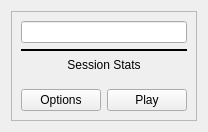
Old version of the form mainMenu/sessions/session.ui in the repository Szybet/sanki.
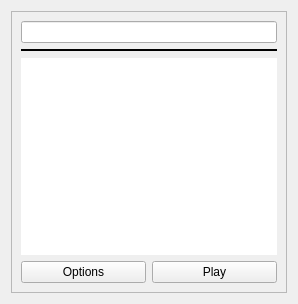
New version of the form.

```diff
--- a/mainMenu/sessions/session.ui
+++ b/mainMenu/sessions/session.ui
@@ -6,16 +6,28 @@
    <rect>
     <x>0</x>
     <y>0</y>
-    <width>208</width>
-    <height>132</height>
+    <width>296</width>
+    <height>304</height>
    </rect>
   </property>
+  <property name="sizePolicy">
+   <sizepolicy hsizetype="Minimum" vsizetype="Preferred">
+    <horstretch>0</horstretch>
+    <verstretch>0</verstretch>
+   </sizepolicy>
+  </property>
   <property name="windowTitle">
    <string>Form</string>
   </property>
   <layout class="QGridLayout" name="gridLayout_2">
    <item row="0" column="0">
     <widget class="QFrame" name="frame">
+     <property name="sizePolicy">
+      <sizepolicy hsizetype="Minimum" vsizetype="Preferred">
+       <horstretch>0</horstretch>
+       <verstretch>0</verstretch>
+      </sizepolicy>
+     </property>
      <property name="frameShape">
       <enum>QFrame::StyledPanel</enum>
      </property>
@@ -33,7 +45,7 @@
           <item>
            <widget class="QLineEdit" name="sessionName">
             <property name="sizePolicy">
-             <sizepolicy hsizetype="Preferred" vsizetype="Fixed">
+             <sizepolicy hsizetype="Minimum" vsizetype="Fixed">
               <horstretch>0</horstretch>
               <verstretch>0</verstretch>
              </sizepolicy>
@@ -80,9 +92,9 @@
          </widget>
         </item>
         <item>
-         <widget class="QLabel" name="LabelStats">
+         <widget class="QTextBrowser" name="LabelStats">
           <property name="sizePolicy">
-           <sizepolicy hsizetype="Preferred" vsizetype="Expanding">
+           <sizepolicy hsizetype="Minimum" vsizetype="MinimumExpanding">
             <horstretch>0</horstretch>
             <verstretch>0</verstretch>
            </sizepolicy>
@@ -99,11 +111,26 @@
           <property name="layoutDirection">
            <enum>Qt::LeftToRight</enum>
           </property>
-          <property name="text">
-           <string>Session Stats</string>
+          <property name="frameShape">
+           <enum>QFrame::NoFrame</enum>
           </property>
-          <property name="alignment">
-           <set>Qt::AlignHCenter|Qt::AlignLeading|Qt::AlignLeft|Qt::AlignTop</set>
+          <property name="frameShadow">
+           <enum>QFrame::Plain</enum>
+          </property>
+          <property name="verticalScrollBarPolicy">
+           <enum>Qt::ScrollBarAlwaysOff</enum>
+          </property>
+          <property name="horizontalScrollBarPolicy">
+           <enum>Qt::ScrollBarAlwaysOff</enum>
+          </property>
+          <property name="acceptRichText">
+           <bool>false</bool>
+          </property>
+          <property name="cursorWidth">
+           <number>0</number>
+          </property>
+          <property name="textInteractionFlags">
+           <set>Qt::NoTextInteraction</set>
           </property>
          </widget>
         </item>
```
Left out of the diff: 9 changed lines with no effect on the pictures.
